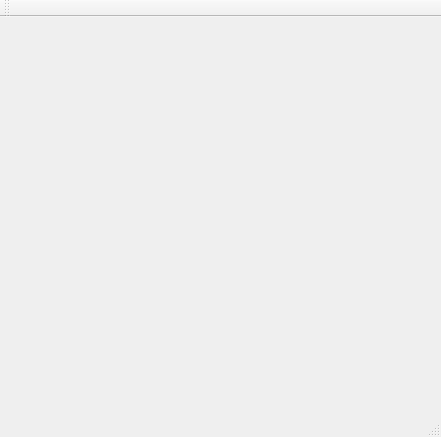
Qt form KeepItSecretServer/mainwindow.ui (dbuhon/KeepItSecret) before a commit.
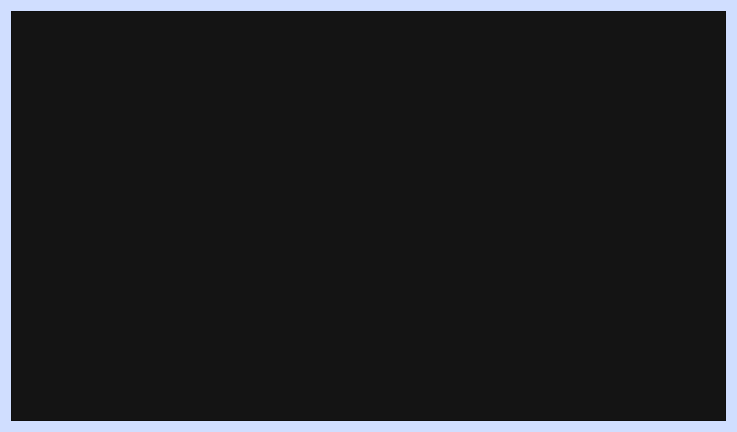
The same form after that commit.

Patch:
```diff
--- a/KeepItSecretServer/mainwindow.ui
+++ b/KeepItSecretServer/mainwindow.ui
@@ -6,33 +6,35 @@
    <rect>
     <x>0</x>
     <y>0</y>
-    <width>441</width>
-    <height>437</height>
+    <width>737</width>
+    <height>432</height>
    </rect>
   </property>
   <property name="windowTitle">
    <string>MainWindow</string>
   </property>
-  <widget class="QWidget" name="centralWidget"/>
-  <widget class="QMenuBar" name="menuBar">
-   <property name="geometry">
-    <rect>
-     <x>0</x>
-     <y>0</y>
-     <width>441</width>
-     <height>21</height>
-    </rect>
-   </property>
+  <property name="styleSheet">
+   <string notr="true">background-color: rgb(208, 222, 255);
+color: rgb(255, 255, 255);</string>
+  </property>
+  <widget class="QWidget" name="centralWidget">
+   <layout class="QVBoxLayout" name="verticalLayout_2">
+    <item>
+     <layout class="QHBoxLayout" name="horizontalLayout">
+      <item>
+       <widget class="QTextEdit" name="chat">
+        <property name="focusPolicy">
+         <enum>Qt::NoFocus</enum>
+        </property>
+        <property name="styleSheet">
+         <string notr="true">background-color: rgb(20, 20, 20);</string>
+        </property>
+       </widget>
+      </item>
+     </layout>
+    </item>
+   </layout>
   </widget>
-  <widget class="QToolBar" name="mainToolBar">
-   <attribute name="toolBarArea">
-    <enum>TopToolBarArea</enum>
-   </attribute>
-   <attribute name="toolBarBreak">
-    <bool>false</bool>
-   </attribute>
-  </widget>
-  <widget class="QStatusBar" name="statusBar"/>
  </widget>
  <layoutdefault spacing="6" margin="11"/>
  <resources/>
```
Left out of the diff: 2 changed lines with no effect on the pictures.
